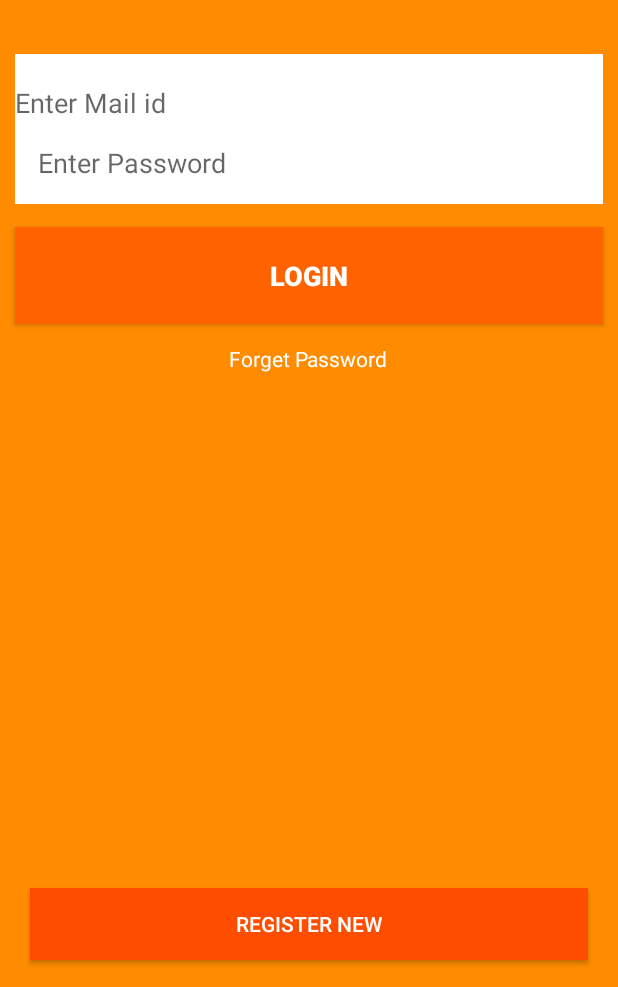
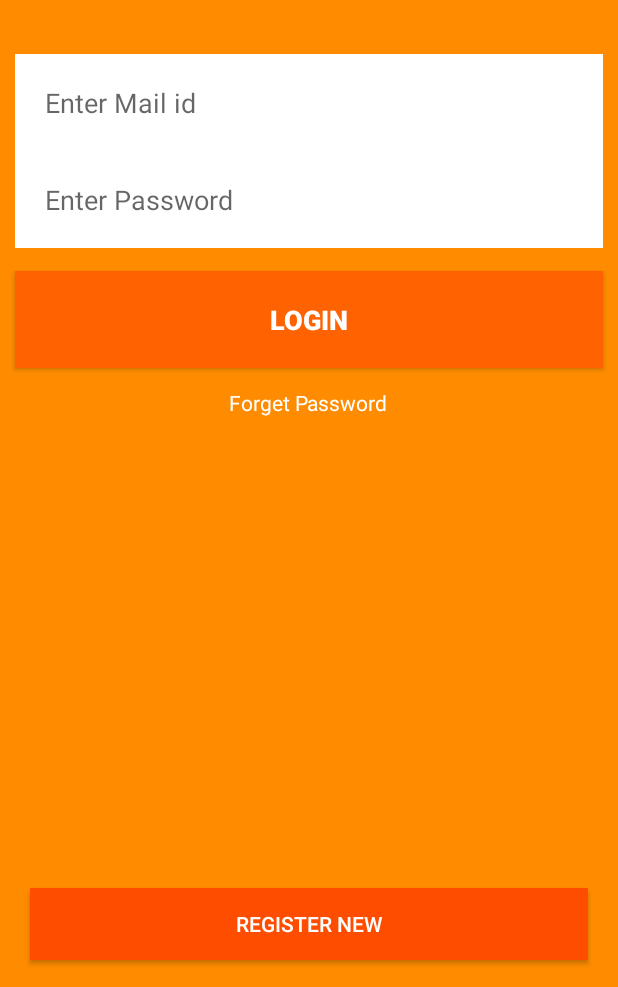
Before and after one commit to georgemani1225/Flipbuy, an Android app: the screen it shows after launch (LoginActivity), on a phone screen of 412 x 824 dp, the part 249-1236 px from its top. Run offline under Robolectric (Android 15) with nearby library versions, the phone set to English and light mode, and no system bars; Roboto replaces fonts that are not available here.

Commit message:
login screen

```diff
--- a/app/src/main/res/layout/activity_login.xml
+++ b/app/src/main/res/layout/activity_login.xml
@@ -19,7 +19,7 @@
         android:layout_height="wrap_content"
         android:hint="@string/enter_mail_id"
         android:background="#ffffff"
-        android:paddingTop="20dp"
+        android:padding="20dp"
         android:layout_below="@+id/imgLogoLogin"
         android:layout_centerVertical="true"
         android:layout_marginTop="20dp"
@@ -35,7 +35,7 @@
         android:inputType="textPassword"
         android:layout_below="@+id/etLoginMailid"
         android:layout_marginBottom="15dp"
-        android:padding="15dp"
+        android:padding="20dp"
         android:layout_marginLeft="10dp"
         android:layout_marginRight="10dp"
         android:background="#ffffff"
```
